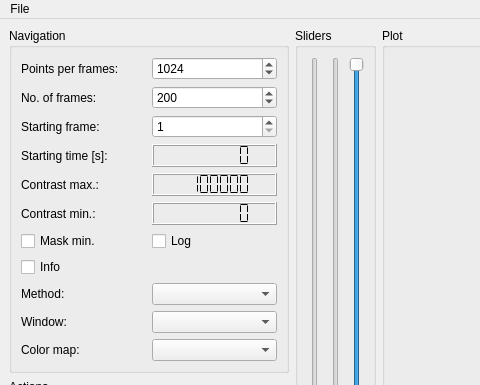
This is rsrc/mainwindow.ui in xaratustrah/iqgui as Qt 5 draws it before an edit; both pictures show x 0 to 480 and y 0 to 385 of the 1114 by 706 pixel window. The edited form follows.
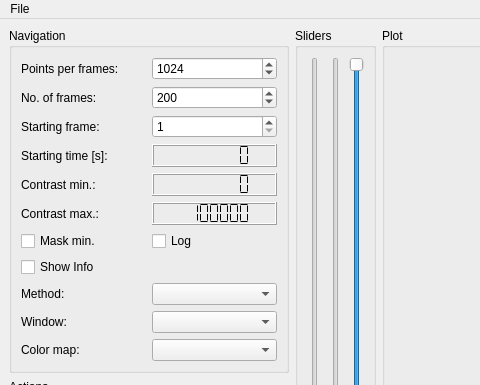
This is the edited form. Icons and pictures are not drawn. Custom widgets are drawn as their Qt base class.

Patch:
```diff
--- a/rsrc/mainwindow.ui
+++ b/rsrc/mainwindow.ui
@@ -87,22 +87,6 @@
            </property>
           </widget>
          </item>
-         <item row="6" column="1">
-          <widget class="QLCDNumber" name="lcdNumber_thld_min">
-           <property name="digitCount">
-            <number>7</number>
-           </property>
-           <property name="segmentStyle">
-            <enum>QLCDNumber::Flat</enum>
-           </property>
-           <property name="value" stdset="0">
-            <double>0.000000000000000</double>
-           </property>
-           <property name="intValue" stdset="0">
-            <number>0</number>
-           </property>
-          </widget>
-         </item>
          <item row="5" column="1">
           <widget class="QLCDNumber" name="lcdNumber_thld_max">
            <property name="smallDecimalPoint">
@@ -163,13 +147,6 @@
          <item row="10" column="1">
           <widget class="QComboBox" name="comboBox_method"/>
          </item>
-         <item row="6" column="0">
-          <widget class="QLabel" name="label_4">
-           <property name="text">
-            <string>Contrast min.:</string>
-           </property>
-          </widget>
-         </item>
          <item row="13" column="1">
           <widget class="QComboBox" name="comboBox_color"/>
          </item>
@@ -200,7 +177,30 @@
          <item row="9" column="0">
           <widget class="QCheckBox" name="checkBox_info">
            <property name="text">
-            <string>Info</string>
+            <string>Show Info</string>
+           </property>
+          </widget>
+         </item>
+         <item row="4" column="1">
+          <widget class="QLCDNumber" name="lcdNumber_thld_min">
+           <property name="digitCount">
+            <number>7</number>
+           </property>
+           <property name="segmentStyle">
+            <enum>QLCDNumber::Flat</enum>
+           </property>
+           <property name="value" stdset="0">
+            <double>0.000000000000000</double>
+           </property>
+           <property name="intValue" stdset="0">
+            <number>0</number>
+           </property>
+          </widget>
+         </item>
+         <item row="4" column="0">
+          <widget class="QLabel" name="label_4">
+           <property name="text">
+            <string>Contrast min.:</string>
            </property>
           </widget>
          </item>
```
